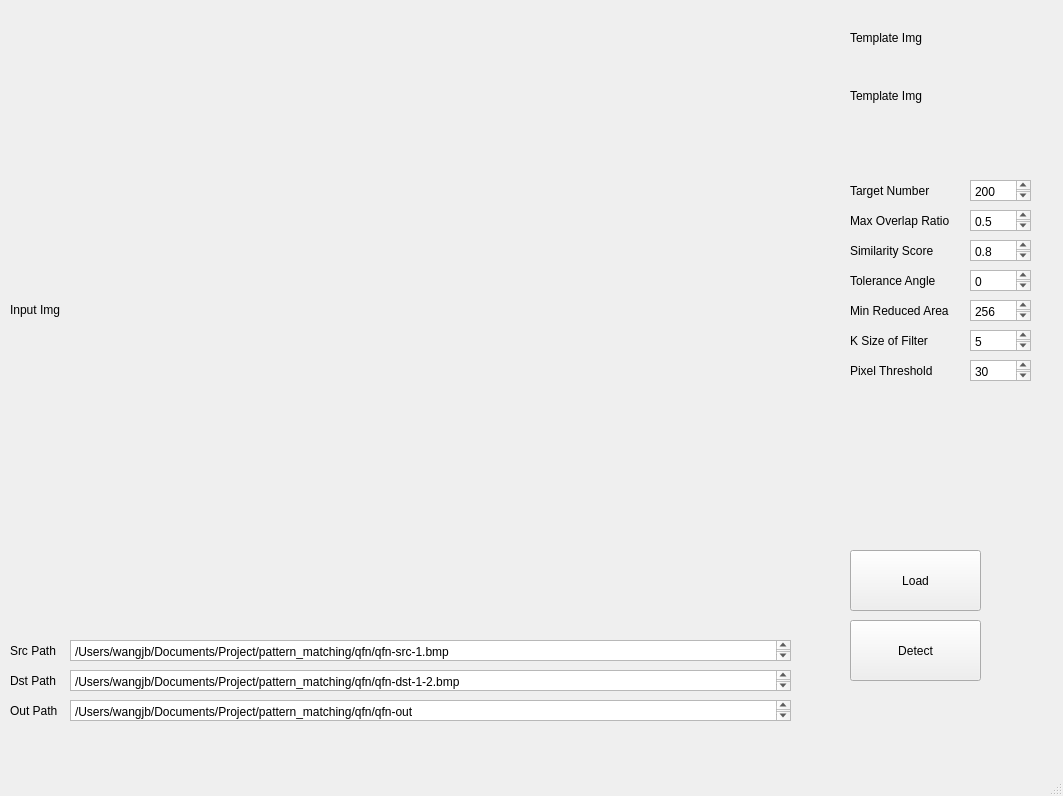
The window that mainwindow.ui (jinbao-wang/pattern_matching) describes before a commit, drawn with Qt 5.
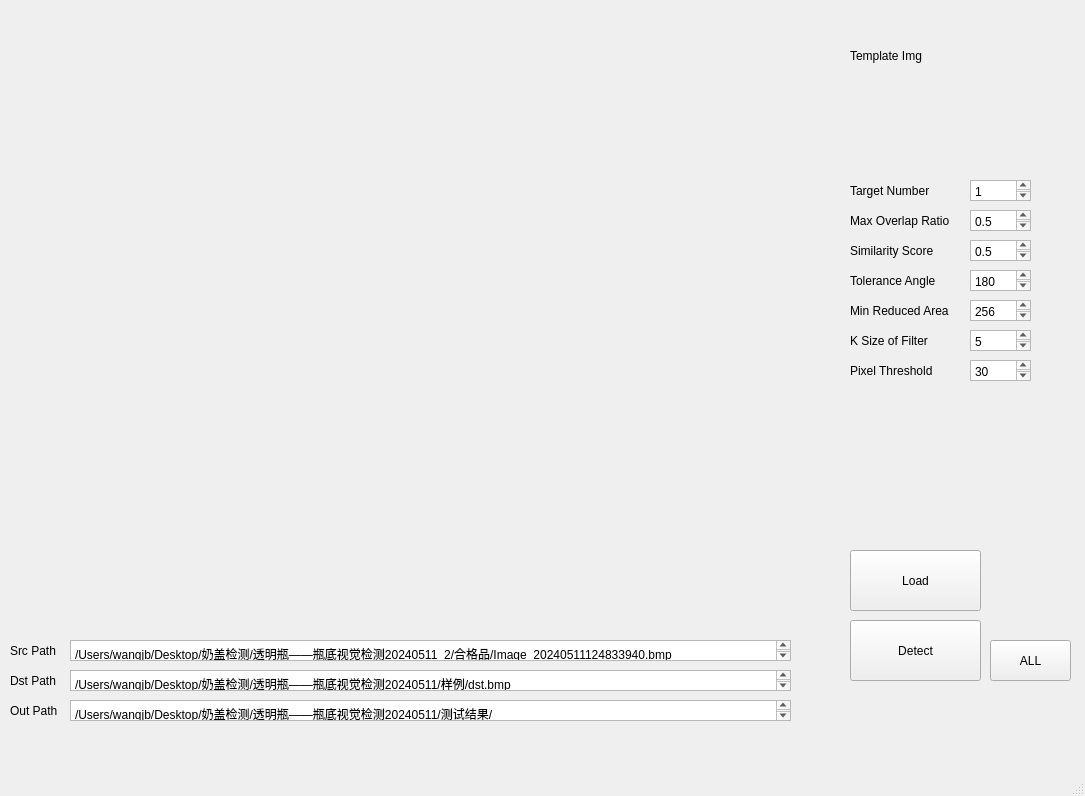
The same window after the commit.

Patch:
```diff
--- a/mainwindow.ui
+++ b/mainwindow.ui
@@ -6,7 +6,7 @@
    <rect>
     <x>0</x>
     <y>0</y>
-    <width>1063</width>
+    <width>1085</width>
     <height>796</height>
    </rect>
   </property>
@@ -37,7 +37,7 @@
      </rect>
     </property>
     <property name="text">
-     <string>Input Img</string>
+     <string/>
     </property>
    </widget>
    <widget class="QPlainTextEdit" name="plainTextEdit">
@@ -50,7 +50,7 @@
      </rect>
     </property>
     <property name="plainText">
-     <string>200</string>
+     <string>1</string>
     </property>
    </widget>
    <widget class="QLabel" name="label_2">
@@ -76,7 +76,7 @@
      </rect>
     </property>
     <property name="plainText">
-     <string>/Users/wangjb/Documents/Project/pattern_matching/qfn/qfn-src-1.bmp</string>
+     <string>/Users/wangjb/Desktop/奶盖检测/透明瓶——瓶底视觉检测20240511_2/合格品/Image_20240511124833940.bmp</string>
     </property>
    </widget>
    <widget class="QPlainTextEdit" name="plainTextEdit_3">
@@ -89,7 +89,7 @@
      </rect>
     </property>
     <property name="plainText">
-     <string>/Users/wangjb/Documents/Project/pattern_matching/qfn/qfn-dst-1-2.bmp</string>
+     <string>/Users/wangjb/Desktop/奶盖检测/透明瓶——瓶底视觉检测20240511/样例/dst.bmp</string>
     </property>
    </widget>
    <widget class="QLabel" name="label_3">
@@ -141,7 +141,7 @@
      </rect>
     </property>
     <property name="plainText">
-     <string>/Users/wangjb/Documents/Project/pattern_matching/qfn/qfn-out</string>
+     <string>/Users/wangjb/Desktop/奶盖检测/透明瓶——瓶底视觉检测20240511/测试结果/</string>
     </property>
    </widget>
    <widget class="QPlainTextEdit" name="plainTextEdit_5">
@@ -180,7 +180,7 @@
      </rect>
     </property>
     <property name="plainText">
-     <string>0.8</string>
+     <string>0.5</string>
     </property>
    </widget>
    <widget class="QLabel" name="label_7">
@@ -206,7 +206,7 @@
      </rect>
     </property>
     <property name="plainText">
-     <string>0</string>
+     <string>180</string>
     </property>
    </widget>
    <widget class="QLabel" name="label_8">
@@ -265,9 +265,9 @@
     <property name="geometry">
      <rect>
       <x>850</x>
-      <y>60</y>
-      <width>131</width>
-      <height>71</height>
+      <y>0</y>
+      <width>171</width>
+      <height>111</height>
      </rect>
     </property>
     <property name="text">
@@ -326,17 +326,17 @@
      <string>30</string>
     </property>
    </widget>
-   <widget class="QLabel" name="label_13">
+   <widget class="QPushButton" name="pushButton">
     <property name="geometry">
      <rect>
-      <x>850</x>
-      <y>30</y>
-      <width>101</width>
-      <height>16</height>
+      <x>990</x>
+      <y>640</y>
+      <width>81</width>
+      <height>41</height>
      </rect>
     </property>
     <property name="text">
-     <string>Template Img</string>
+     <string>ALL</string>
     </property>
    </widget>
   </widget>
```
Left out of the diff: 2 changed lines with no effect on the pictures.
